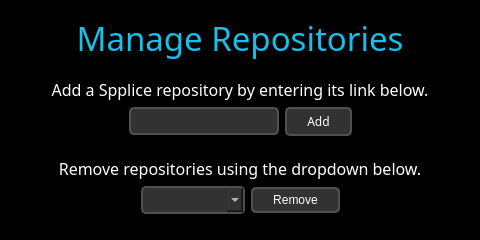
First picture: the form in ui/Repositories.ui, repository p2r3/spplice-cpp, before the edit.
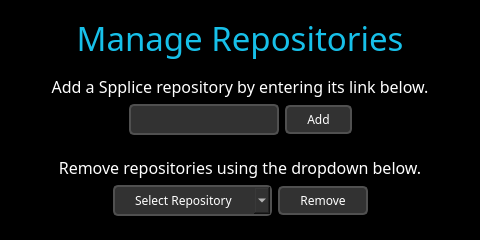
Second picture: the form after the edit.

Commit message: fix fonts in repository management dialog

```diff
--- a/ui/Repositories.ui
+++ b/ui/Repositories.ui
@@ -121,7 +121,13 @@
       </spacer>
      </item>
      <item>
-      <widget class="QLineEdit" name="AddInput"/>
+      <widget class="QLineEdit" name="AddInput">
+       <property name="font">
+        <font>
+         <family>Quicksand Medium</family>
+        </font>
+       </property>
+      </widget>
      </item>
      <item>
       <widget class="QPushButton" name="AddButton">
@@ -185,10 +191,24 @@
       </spacer>
      </item>
      <item>
-      <widget class="QComboBox" name="RemoveDropdown"/>
+      <widget class="QComboBox" name="RemoveDropdown">
+       <property name="font">
+        <font>
+         <family>Quicksand Medium</family>
+        </font>
+       </property>
+       <property name="placeholderText">
+        <string>Select Repository</string>
+       </property>
+      </widget>
      </item>
      <item>
       <widget class="QPushButton" name="RemoveButton">
+       <property name="font">
+        <font>
+         <family>Quicksand Medium</family>
+        </font>
+       </property>
        <property name="text">
         <string>Remove</string>
        </property>
```
